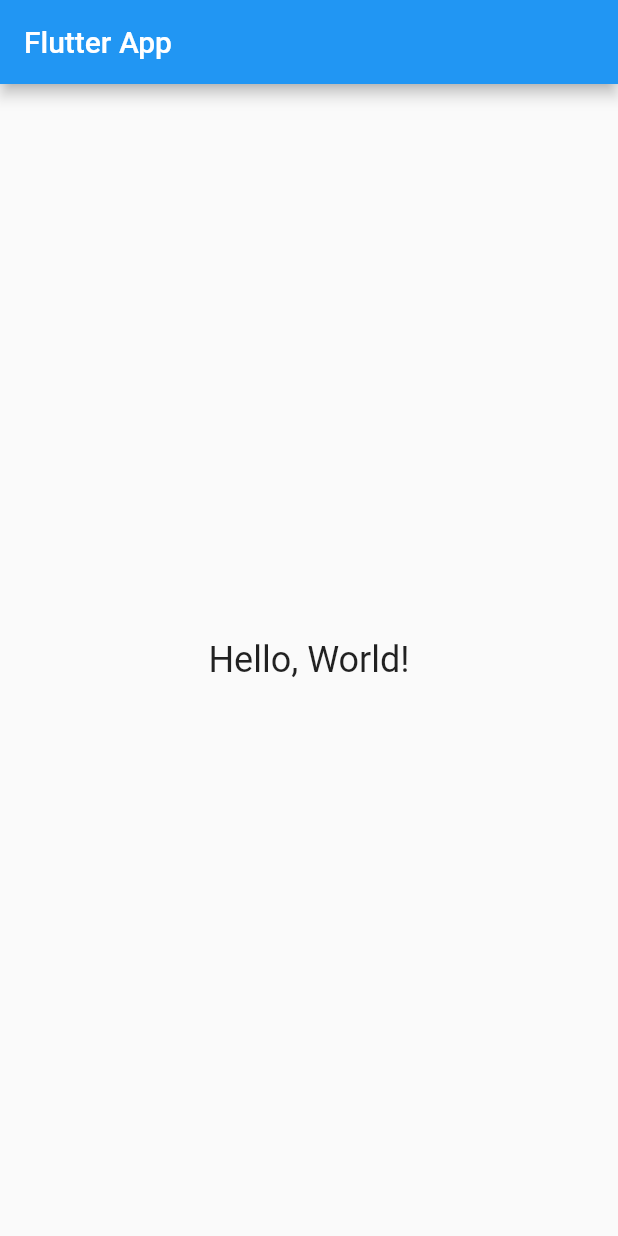
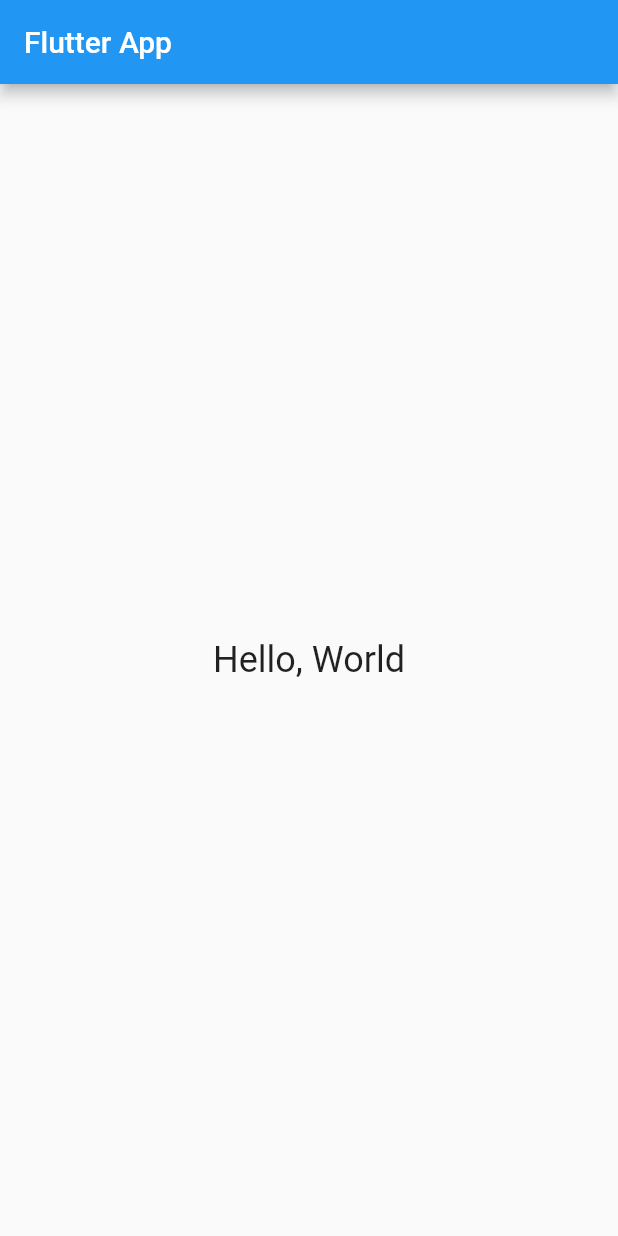
Before and after one commit to Aegisystem/FlutterAppTest, a Flutter app: the screen it shows after launch, on a phone screen of 412 x 824 dp. Run offline on Flutter 3.47's test engine with Material 2 defaults, Android fonts, the phone set to English and light mode, and no system bars.

Commit message:
Error arreglado

```diff
--- a/lib/main.dart
+++ b/lib/main.dart
@@ -22,7 +22,7 @@ class MyHomePage extends StatelessWidget {
       ),
       body: Center(
         child: Text(
-          'Hello, World!',
+          'Hello, World',
           style: TextStyle(fontSize: 24),
         ),
       ),
```
